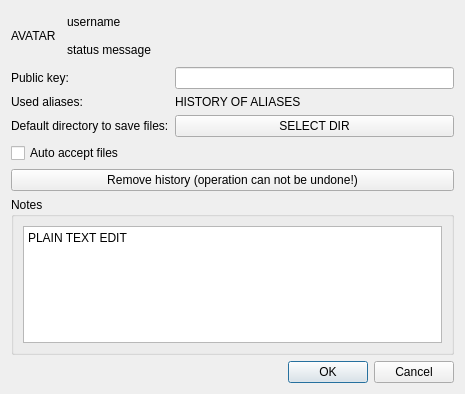
Above: src/widget/about/aboutuser.ui from qTox/qTox before the change. Below: the same form after it.
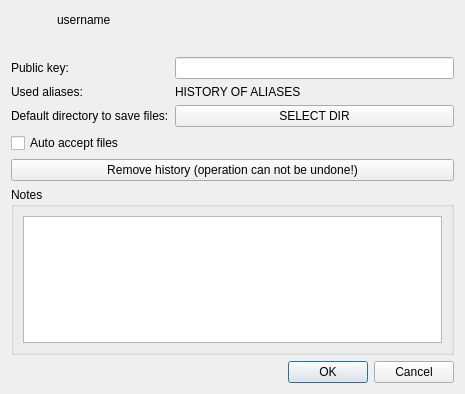
That is the form after the change. Icons and pictures are not drawn.

Commit message: Improve avatar quality in aboutUser window

Patch:
```diff
--- a/src/widget/about/aboutuser.ui
+++ b/src/widget/about/aboutuser.ui
@@ -38,8 +38,11 @@
              <verstretch>0</verstretch>
             </sizepolicy>
            </property>
+           <property name="autoFillBackground">
+            <bool>false</bool>
+           </property>
            <property name="text">
-            <string>status message</string>
+            <string/>
            </property>
            <property name="textFormat">
             <enum>Qt::PlainText</enum>
@@ -58,12 +61,18 @@
          </property>
          <property name="minimumSize">
           <size>
-           <width>50</width>
-           <height>50</height>
+           <width>40</width>
+           <height>40</height>
+          </size>
+         </property>
+         <property name="maximumSize">
+          <size>
+           <width>40</width>
+           <height>40</height>
           </size>
          </property>
          <property name="text">
-          <string>AVATAR</string>
+          <string/>
          </property>
          <property name="textFormat">
           <enum>Qt::PlainText</enum>
@@ -103,6 +112,15 @@
        <property name="acceptDrops">
         <bool>false</bool>
        </property>
+       <property name="inputMask">
+        <string notr="true"/>
+       </property>
+       <property name="text">
+        <string/>
+       </property>
+       <property name="cursorPosition">
+        <number>0</number>
+       </property>
        <property name="readOnly">
         <bool>true</bool>
        </property>
@@ -167,7 +185,10 @@
       <item>
        <widget class="QPlainTextEdit" name="note">
         <property name="plainText">
-         <string>PLAIN TEXT EDIT</string>
+         <string/>
+        </property>
+        <property name="placeholderText">
+         <string>You can save comment about this contact here.</string>
         </property>
        </widget>
       </item>
```
Left out of the diff: 3 changed lines with no effect on the pictures. The commit also changes 3 other files.
